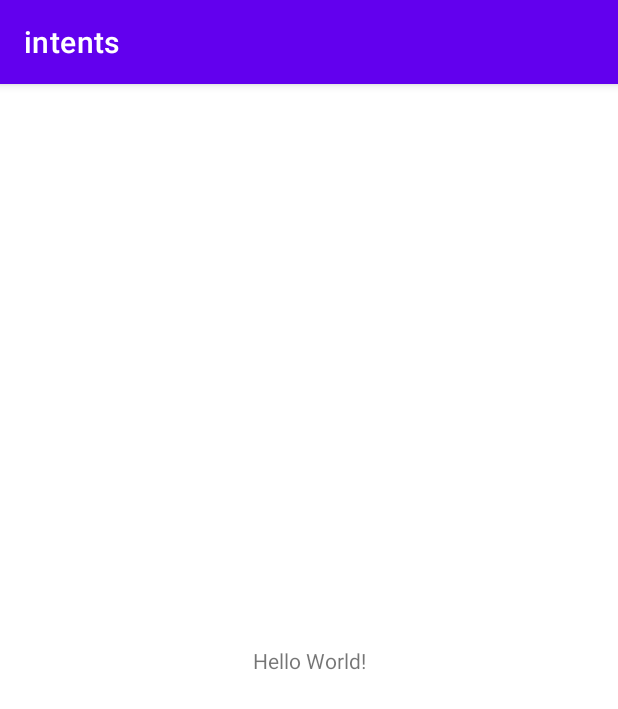
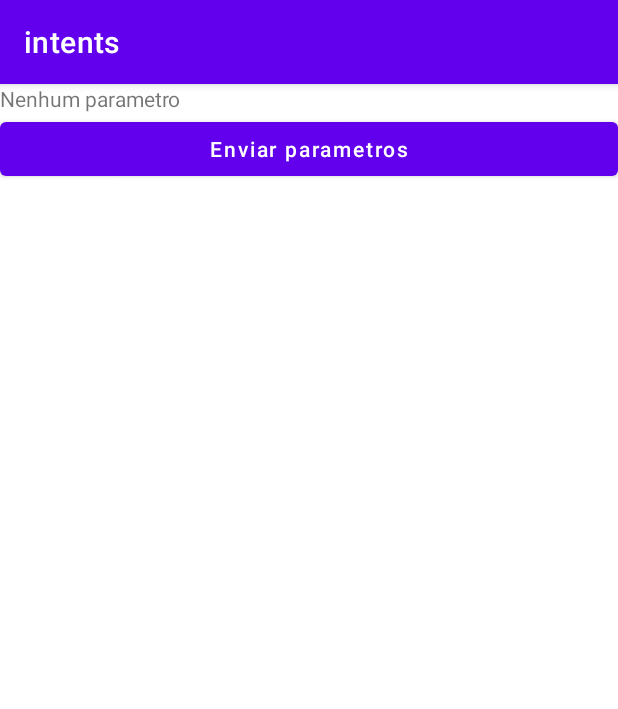
Before and after one commit to JeanCremonezzi/Intents, an Android app: the screen it shows after launch (MainActivity), on a phone screen of 412 x 824 dp. Shown: the top 709 px of the screen. Run offline under Robolectric (Android 15) with nearby library versions, the phone set to English and light mode, and no system bars.

Commit message:
feat: Main Activity XML

```diff
--- a/app/src/main/res/layout/activity_main.xml
+++ b/app/src/main/res/layout/activity_main.xml
@@ -7,12 +7,22 @@
     tools:context=".MainActivity">
 
     <TextView
-        android:layout_width="wrap_content"
+        android:id="@+id/paramTxt"
+        android:layout_width="match_parent"
         android:layout_height="wrap_content"
-        android:text="Hello World!"
-        app:layout_constraintBottom_toBottomOf="parent"
+        android:text="Nenhum parametro"
         app:layout_constraintEnd_toEndOf="parent"
         app:layout_constraintStart_toStartOf="parent"
         app:layout_constraintTop_toTopOf="parent" />
 
+    <Button
+        android:id="@+id/submitParamBtn"
+        android:layout_width="match_parent"
+        android:layout_height="wrap_content"
+        android:text="Enviar parametros"
+        android:textAllCaps="false"
+        app:layout_constraintTop_toBottomOf="@+id/paramTxt"
+        app:layout_constraintStart_toStartOf="parent"
+        app:layout_constraintEnd_toEndOf="parent" />
+
 </androidx.constraintlayout.widget.ConstraintLayout>
```
